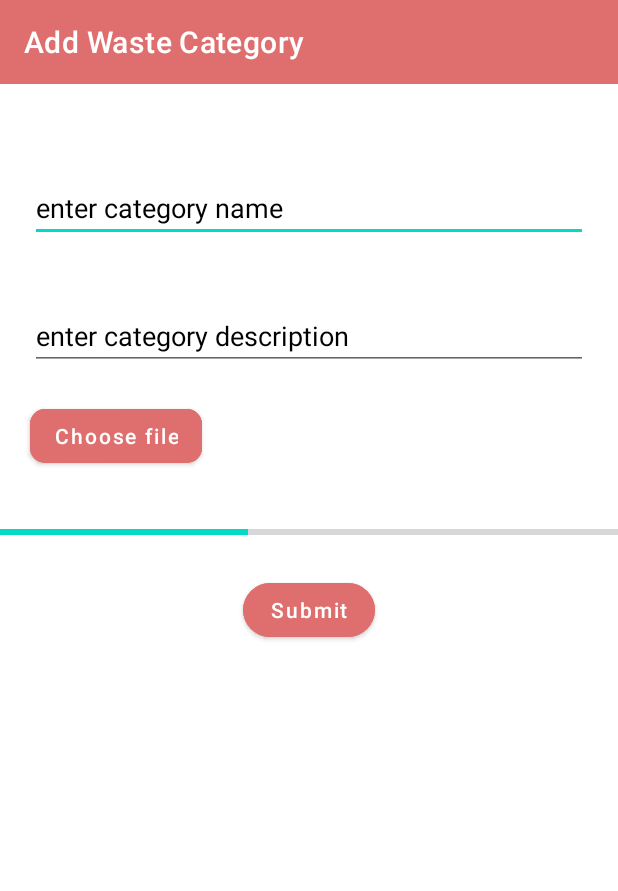
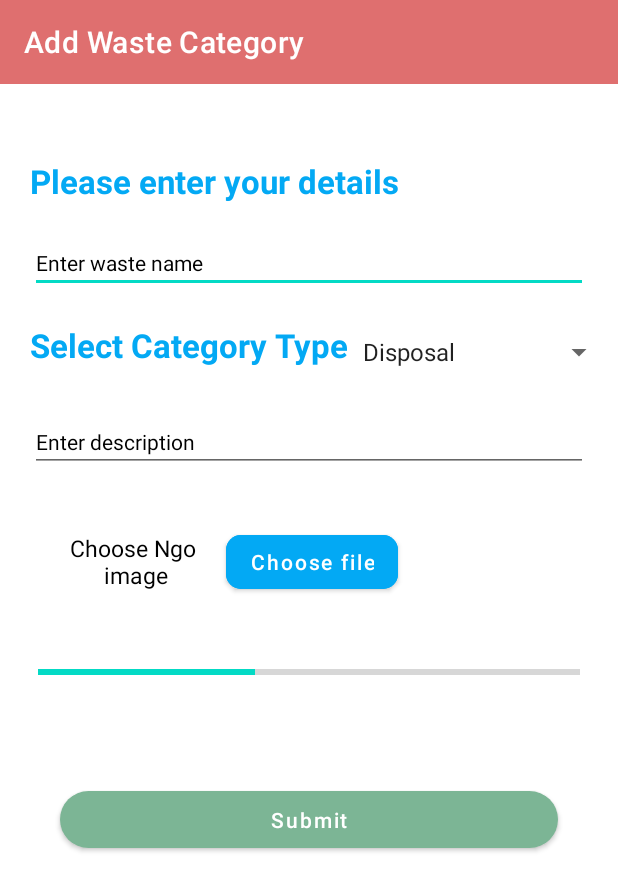
Before and after one commit to karan-nga/Swachta, an Android app: the layout activity_add_waste_category.xml on its own in the app's theme, with its tools: preview values and no code run, on a phone screen of 412 x 824 dp. Shown: the top 891 px of the screen. Run offline under Robolectric (Android 15) with nearby library versions, the light colour scheme and no system bars.

Commit message:
Improved ui and fixes bugs

```diff
--- a/app/build.gradle
+++ b/app/build.gradle
@@ -75,4 +75,7 @@ dependencies {
     implementation "androidx.browser:browser:1.4.0"
 
 
+    implementation 'com.squareup.retrofit2:converter-scalars:2.9.0'
+
+
 }
--- a/app/src/main/AndroidManifest.xml
+++ b/app/src/main/AndroidManifest.xml
@@ -16,6 +16,8 @@
         android:supportsRtl="true"
         android:theme="@style/Theme.Swachta"
         tools:targetApi="n">
+        <activity android:name=".schedule.AddWasteCategory"
+            android:exported="true"/>
         <activity
             android:name=".schedule.SuccessScreenPickup"
             android:exported="false" />
--- a/app/src/main/java/com/rawtooth/swachta/Constant.kt
+++ b/app/src/main/java/com/rawtooth/swachta/Constant.kt
@@ -1,7 +1,7 @@
 package com.rawtooth.swachta
 
 object Constant {
-    val baseurl="http://192.168.123.251:9090/"
+    val baseurl="http://192.168.43.54:9090/"
     const val PREFS_TOKEN_FILE="PREFS_TOKEN_FILE"
     const val USER_TOKEN="USER_TOKEN"
 
--- a/app/src/main/java/com/rawtooth/swachta/MainActivity.kt
+++ b/app/src/main/java/com/rawtooth/swachta/MainActivity.kt
@@ -10,6 +10,8 @@ import androidx.browser.customtabs.CustomTabsIntent
 
 import com.easyvolley.NetworkClient
 import com.rawtooth.swachta.databinding.ActivityMainBinding
+import com.rawtooth.swachta.schedule.AddWasteCategory
+import com.rawtooth.swachta.schedule.FetchLocation
 import com.rawtooth.swachta.schedule.NewPickup
 import com.rawtooth.swachta.user.user_detail
 import com.synnapps.carouselview.CarouselView
--- a/app/src/main/res/layout/activity_add_waste_category.xml
+++ b/app/src/main/res/layout/activity_add_waste_category.xml
@@ -4,6 +4,7 @@
     xmlns:tools="http://schemas.android.com/tools"
     android:layout_width="match_parent"
     android:layout_height="match_parent"
+    android:id="@+id/layout_root"
     android:orientation="vertical"
     tools:context=".schedule.AddWasteCategory">
     <com.google.android.material.appbar.MaterialToolbar
@@ -13,42 +14,90 @@
         app:title="Add Waste Category"
         android:background="#DF6F6F"
         app:titleTextColor="@color/white"/>
+    <TextView
+        android:layout_width="wrap_content"
+        android:layout_height="wrap_content"
+        android:layout_marginTop="10dp"
+        android:text="Please enter your details"
+        android:textSize="22sp"
+        android:textStyle="bold"
+        android:layout_marginStart="20dp"
+        android:textColor="#03A9F4"/>
     <EditText
-        android:id="@+id/edtNmae"
+        android:id="@+id/ngo_name"
         android:layout_width="match_parent"
         android:layout_height="wrap_content"
-        android:hint="enter category name"
+        android:hint="Enter waste name"
         android:layout_margin="20dp"
-        android:textColorHint="@color/black"
-        android:layout_marginTop="60dp"/>
+        style="@style/Widget.Material3.TextInputLayout.OutlinedBox"
+        android:textColorHint="@color/black" />
+
+
+
+    <LinearLayout
+        android:layout_width="fill_parent"
+        android:layout_height="wrap_content"
+        android:orientation="horizontal"
+        android:weightSum="2">
+        <TextView
+            android:layout_weight="1"
+            android:layout_width="wrap_content"
+            android:layout_height="wrap_content"
+            android:layout_gravity="center_horizontal"
+            android:layout_marginTop="10dp"
+            android:text="Select Category Type"
+            android:textSize="22sp"
+            android:textStyle="bold"
+            android:layout_marginStart="20dp"
+            android:textColor="#03A9F4"/>
+        <Spinner
+            android:id="@+id/ngotype"
+            android:layout_width="wrap_content"
+            android:layout_height="wrap_content"
+            android:layout_gravity="center"
+            android:drawSelectorOnTop="true"
+            android:entries="@array/ngotype"
+            />
+
+    </LinearLayout>
     <EditText
-        android:id="@+id/edtDes"
+        android:id="@+id/ngo_description"
         android:layout_width="match_parent"
         android:layout_height="wrap_content"
-        android:hint="enter category description"
+        android:hint="Enter description"
+        style="@style/Widget.Material3.TextInputLayout.OutlinedBox"
         android:layout_margin="20dp"
-        android:textColorHint="@color/black"
-        android:layout_marginTop="60dp"/>
+        android:textColorHint="@color/black" />
 
     <LinearLayout
         android:layout_width="match_parent"
         android:layout_height="wrap_content"
+        android:gravity="center"
         android:orientation="horizontal">
+        <TextView
+            android:layout_width="wrap_content"
+            android:layout_height="wrap_content"
+            android:text="Choose Ngo\n image"
+            android:textSize="15sp"
+            android:gravity="center"
+
+            android:textColor="@color/black"/>
 
         <com.google.android.material.button.MaterialButton
-            android:id="@+id/btnBrowse"
+            android:id="@+id/ngo_btnBrowse"
             android:layout_width="wrap_content"
             android:layout_height="wrap_content"
             android:layout_marginStart="20dp"
             android:layout_marginEnd="20dp"
-            android:backgroundTint="#DF6F6F"
+            android:backgroundTint="#03A9F4"
             android:text="Choose file"
+            android:gravity="center"
             android:textAllCaps="false"
             app:cornerRadius="10dp" />
 
         <ImageView
             android:layout_gravity="center"
-            android:id="@+id/browseImg"
+            android:id="@+id/ngo_ViewImg"
             android:layout_width="80dp"
             android:layout_height="80dp"
             android:scaleType="fitXY"
@@ -56,25 +105,25 @@
 
 
     </LinearLayout>
-
     <ProgressBar
         android:id="@+id/progress_bar"
         style="@style/Widget.AppCompat.ProgressBar.Horizontal"
         android:layout_width="match_parent"
         android:layout_height="wrap_content"
         android:max="100"
+        android:layout_margin="25dp"
         tools:progress="40" />
+
+
     <com.google.android.material.button.MaterialButton
-        android:id="@+id/btnSubmit"
-        android:layout_width="wrap_content"
-        android:layout_height="wrap_content"
+        android:id="@+id/ngo_submit"
+        android:layout_margin="40dp"
+        android:layout_width="match_parent"
+        android:layout_height="50dp"
         android:text="Submit"
-        android:backgroundTint="#DF6F6F"
-        app:cornerRadius="20dp"
-        android:layout_marginTop="20dp"
         android:textAllCaps="false"
-        android:layout_gravity="center"/>
-
+        android:layout_gravity="center"
+        app:cornerRadius="20dp"/>
 
 
 </LinearLayout>
--- a/app/src/main/res/values/strings.xml
+++ b/app/src/main/res/values/strings.xml
@@ -16,4 +16,9 @@
         <item>Paper</item>
     </string-array>
     <string name="google_maps_api">AIzaSyD3_5N71KuhdMTSo_HCMS1qSuF2mh-lVUs</string>
+    <string-array name="ngotype">
+        <item>Disposal </item>
+        <item>Recycle</item>
+        <item>Resuable waste</item>
+    </string-array>
 </resources>
```
Also changed, not shown: app/src/main/java/com/rawtooth/swachta/UploadRequestBodyCategory.kt (added, +52 -0 lines), app/src/main/java/com/rawtooth/swachta/Utlis.kt (added, +30 -0 lines), app/src/main/java/com/rawtooth/swachta/schedule/AddWasteCategory.kt (+90 -1 lines), app/src/main/java/com/rawtooth/swachta/schedule/MyApi.kt (added, +34 -0 lines).
